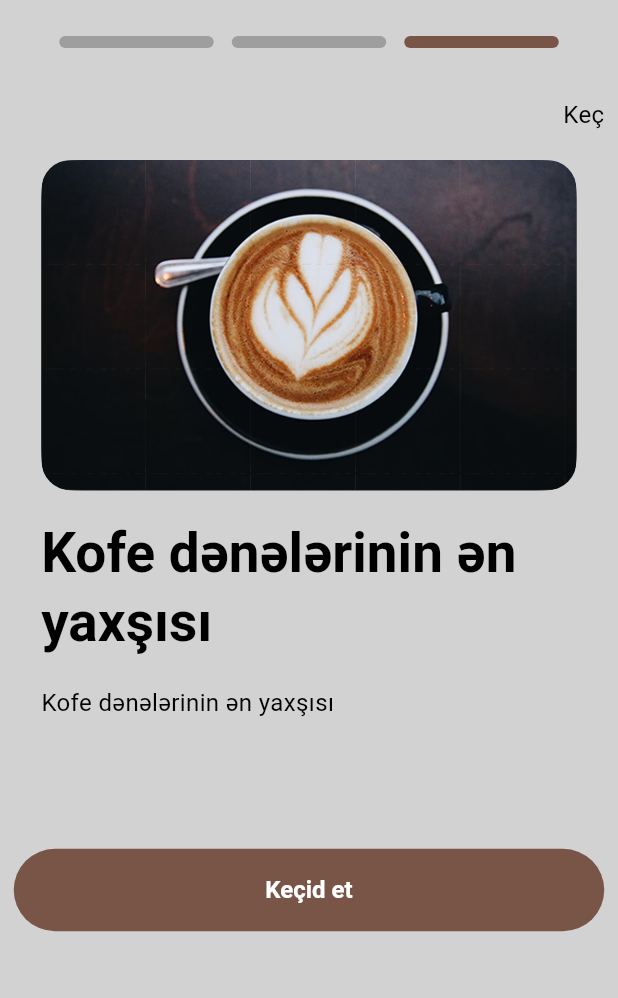
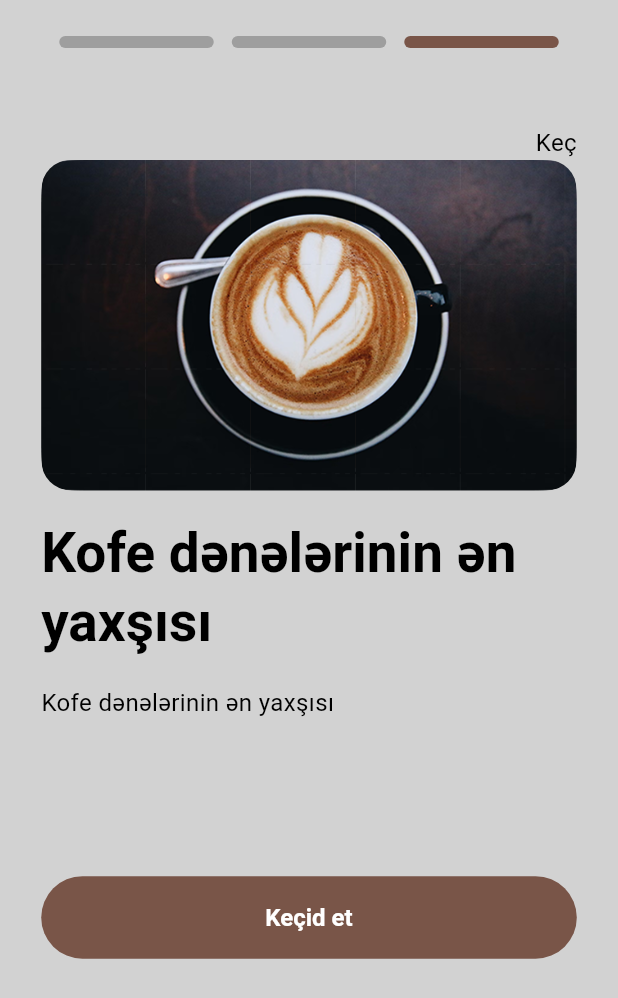
Before and after one commit to Nomaliev/coffee_roastery_app, a Flutter app: the screen it shows after launch, swiped to page 3, on a phone screen of 412 x 824 dp. Shown: the top 998 px of the screen. Run offline on Flutter 3.47's test engine with Material 3 defaults, Android fonts, the phone set to English and light mode, and no system bars; drawn by our look-alikes of dots_indicator; our stand-ins replace equatable, flutter_bloc, flutter_screenutil.

Commit message:
onboarding page view widget

```diff
--- a/lib/features/onboarding/view/onboarding.dart
+++ b/lib/features/onboarding/view/onboarding.dart
@@ -1,4 +1,5 @@
 import 'package:coffeeapp/core/config/strings.dart';
+import 'package:coffeeapp/features/onboarding/view/widgets/onboardingpageview.dart';
 import 'package:coffeeapp/features/onboarding/viewmodel/cubit.dart';
 import 'package:coffeeapp/features/onboarding/viewmodel/state.dart';
 import 'package:dots_indicator/dots_indicator.dart';
@@ -41,7 +42,7 @@ class OnboardingScreen extends StatelessWidget {
         ),
         body: SingleChildScrollView(
           child: Padding(
-            padding: const EdgeInsets.all(8.0).r,
+            padding: const EdgeInsets.all(24.0).r,
             child: Column(
               children: [
                 BlocBuilder<OnboardingCubit, OnboardingCubitState>(
@@ -71,17 +72,17 @@ class OnboardingScreen extends StatelessWidget {
                             (value) =>
                                 context.read<OnboardingCubit>().setPage(value),
                         children: [
-                          OnboardingPage(
+                          OnboardingPageView(
                             image: 'assets/images/onboarding1.jpg',
                             title: Strings.onboardingTitle1,
                             description: Strings.onboardingDescription1,
                           ),
-                          OnboardingPage(
+                          OnboardingPageView(
                             image: 'assets/images/Coffee.jpg',
                             title: Strings.onboardingTitle2,
                             description: Strings.onboardingDescription2,
                           ),
-                          OnboardingPage(
+                          OnboardingPageView(
                             image: 'assets/images/onboarding3.png',
                             title: Strings.onboardingTitle3,
                             description: Strings.onboardingDescription3,
@@ -128,34 +129,3 @@ class OnboardingScreen extends StatelessWidget {
     );
   }
 }
-
-class OnboardingPage extends StatelessWidget {
-  const OnboardingPage({
-    super.key,
-    required this.image,
-    required this.title,
-    required this.description,
-  });
-  final String image;
-  final String title;
-  final String description;
-
-  @override
-  Widget build(BuildContext context) {
-    return Padding(
-      padding: const EdgeInsets.all(16).r,
-      child: Column(
-        spacing: 16.h,
-        crossAxisAlignment: CrossAxisAlignment.start,
-        children: [
-          ClipRRect(
-            borderRadius: BorderRadius.circular(20),
-            child: Image.asset(image, fit: BoxFit.cover),
-          ),
-          Text(title, style: Theme.of(context).textTheme.headlineLarge),
-          Text(description),
-        ],
-      ),
-    );
-  }
-}
--- /dev/null
+++ b/lib/features/onboarding/view/widgets/onboardingpageview.dart
@@ -0,0 +1,30 @@
+import 'package:flutter/material.dart';
+import 'package:flutter_screenutil/flutter_screenutil.dart';
+
+class OnboardingPageView extends StatelessWidget {
+  const OnboardingPageView({
+    super.key,
+    required this.image,
+    required this.title,
+    required this.description,
+  });
+  final String image;
+  final String title;
+  final String description;
+
+  @override
+  Widget build(BuildContext context) {
+    return Column(
+      spacing: 16.h,
+      crossAxisAlignment: CrossAxisAlignment.start,
+      children: [
+        ClipRRect(
+          borderRadius: BorderRadius.circular(20),
+          child: Image.asset(image, fit: BoxFit.cover),
+        ),
+        Text(title, style: Theme.of(context).textTheme.headlineLarge),
+        Text(description),
+      ],
+    );
+  }
+}
```
Also changed, not shown: pubspec.lock.
